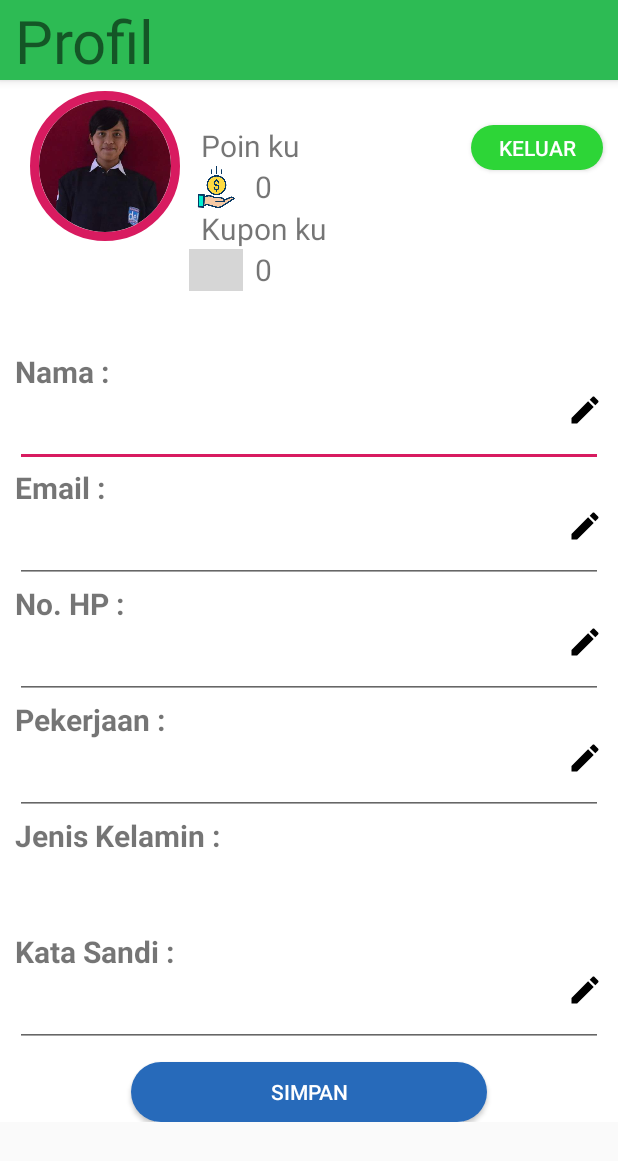
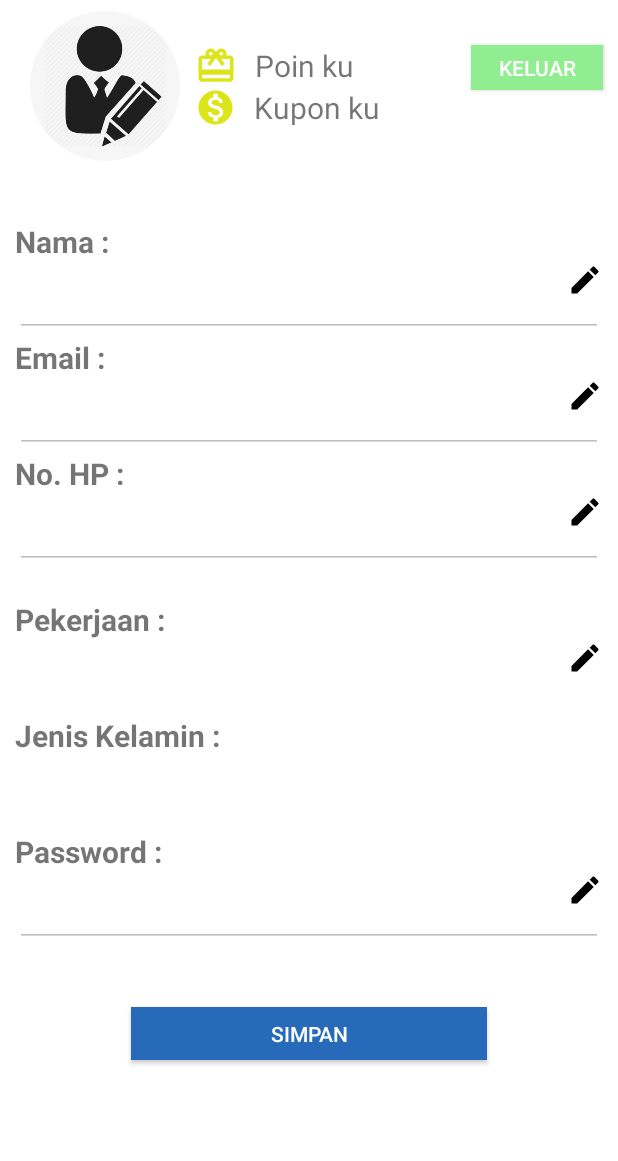
Before and after one commit to albertjuntak04/ProyekMppl, an Android app: the layout fragment_profile.xml on its own in the app's theme, with its tools: preview values and no code run, on a phone screen of 412 x 824 dp. Shown: the top 1161 px of the screen. Run offline under Robolectric (Android 15) with nearby library versions, the phone set to English and light mode, and no system bars; plain views replace CircularImageView; grey boxes are pictures that could not be loaded.

Commit message:
edit belum sempurna

```diff
--- a/app/src/main/AndroidManifest.xml
+++ b/app/src/main/AndroidManifest.xml
@@ -3,6 +3,8 @@
     package="com.example.projectmppl">
 
     <uses-permission android:name="android.permission.INTERNET" />
+    <uses-permission android:name="android.permission.CAMERA"/>
+    <uses-permission android:name="android.permission.WRITE_EXTERNAL_STORAGE"/>
 
     <application
         android:allowBackup="true"
--- a/app/src/main/java/com/example/projectmppl/activity/MainActivity.java
+++ b/app/src/main/java/com/example/projectmppl/activity/MainActivity.java
@@ -9,6 +9,7 @@ import android.view.MenuItem;
 
 import com.example.projectmppl.fragment.HomeFragment;
 import com.example.projectmppl.R;
+import com.example.projectmppl.fragment.ProfileFragment;
 import com.example.projectmppl.fragment.RiwayatFragment;
 import com.example.projectmppl.fragment.TentangFragment;
 import com.google.android.gms.tasks.OnCompleteListener;
--- a/app/src/main/res/layout/fragment_profile.xml
+++ b/app/src/main/res/layout/fragment_profile.xml
@@ -1,31 +1,15 @@
 <?xml version="1.0" encoding="utf-8"?>
-<ScrollView xmlns:android="http://schemas.android.com/apk/res/android"
+<RelativeLayout xmlns:android="http://schemas.android.com/apk/res/android"
     xmlns:app="http://schemas.android.com/apk/res-auto"
     xmlns:tools="http://schemas.android.com/tools"
     android:id="@+id/container"
     android:layout_width="match_parent"
-    android:layout_height="wrap_content"
+    android:layout_height="match_parent"
     android:background="#fff">
     <RelativeLayout
         android:layout_width="match_parent"
-        android:layout_height="wrap_content">
-        <com.google.android.material.appbar.AppBarLayout
-            android:layout_width="match_parent"
-            android:layout_height="53dp"
-            android:background="#2DBB54"
-            android:id="@+id/appbar">
-            <TextView
-                android:layout_width="match_parent"
-                android:layout_height="match_parent"
-                android:text="@string/profil"
-                android:textSize="40sp"
-                android:layout_marginLeft="10dp"></TextView>
-        </com.google.android.material.appbar.AppBarLayout>
-        <RelativeLayout
-            android:layout_width="match_parent"
         android:layout_height="wrap_content"
-            android:id="@+id/profile"
-            android:layout_below="@id/appbar">
+        android:id="@+id/profile">
 
         <com.mikhaellopez.circularimageview.CircularImageView
             android:layout_width="100dp"
@@ -33,13 +17,10 @@
             android:layout_alignParentTop="true"
             android:layout_marginStart="20dp"
             android:layout_marginTop="7dp"
-                android:src="@drawable/gambar"
-                app:civ_border_color="@color/colorAccent"
-                app:civ_border_width="6dp"
-                app:civ_shadow="true"
-                app:civ_shadow_color="#8BC34A"
-                app:civ_shadow_radius="10dp"
+            android:src="@drawable/icon_upload"
             android:id="@+id/img_profile"/>
+
+
 
         <LinearLayout
             android:layout_width="wrap_content"
@@ -52,72 +33,44 @@
             <LinearLayout
                 android:layout_width="wrap_content"
                 android:layout_height="wrap_content"
-                    android:orientation="vertical">
+                android:orientation="horizontal">
+                <ImageView
+                    android:id="@+id/imageView"
+                    android:layout_width="36dp"
+                    android:layout_height="28dp"
+                    app:srcCompat="@drawable/ic_redeem_black_24dp" />
                 <TextView
                     android:layout_width="wrap_content"
                     android:layout_height="wrap_content"
                     android:text="@string/poinku"
                     android:textSize="20dp"
                     android:layout_marginLeft="8dp"/>
-
-                    <LinearLayout
-                        android:layout_width="wrap_content"
-                        android:layout_height="wrap_content"
-                        android:orientation="horizontal">
-
-                        <ImageView
-                            android:layout_width="36dp"
-                            android:layout_height="28dp"
-                            app:srcCompat="@drawable/savemoney" />
-                        <TextView
-                            android:id="@+id/my_poin"
-                            android:layout_width="wrap_content"
-                            android:layout_height="wrap_content"
-                            android:text="0"
-                            android:textSize="20dp"
-                            android:layout_marginLeft="8dp"/>
-                    </LinearLayout>
-
             </LinearLayout>
 
 
             <LinearLayout
                 android:layout_width="wrap_content"
                 android:layout_height="wrap_content"
-                    android:orientation="vertical">
+                android:orientation="horizontal">
+                <ImageView
+                    android:id="@+id/imageView2"
+                    android:layout_width="35dp"
+                    android:layout_height="27dp"
+                    app:srcCompat="@drawable/ic_monetization_on_black_24dp" />
                 <TextView
                     android:layout_width="wrap_content"
                     android:layout_height="wrap_content"
                     android:text="@string/kuponku"
                     android:textSize="20dp"
                     android:layout_marginLeft="8dp"/>
-
-                    <LinearLayout
-                        android:layout_width="wrap_content"
-                        android:layout_height="wrap_content"
-                        android:orientation="horizontal">
-                        <ImageView
-                            android:layout_width="36dp"
-                            android:layout_height="28dp"
-                            app:srcCompat="@drawable/coupon" />
-                        <TextView
-                            android:id="@+id/my_coupon"
-                            android:layout_width="wrap_content"
-                            android:layout_height="wrap_content"
-                            android:text="0"
-                            android:textSize="20dp"
-                            android:layout_marginLeft="8dp"/>
             </LinearLayout>
-
-                </LinearLayout>
-
         </LinearLayout>
         <Button
             android:id="@+id/keluar"
             android:layout_width="wrap_content"
             android:layout_height="30dp"
             android:layout_gravity="bottom|right"
-                android:background="@drawable/btn_keluar"
+            android:background="@color/hijaubutton"
             android:text="Keluar"
             android:textColor="@color/colortext"
             android:layout_alignParentEnd="true"
@@ -151,7 +104,9 @@
                 android:ems="10"
                 tools:layout_editor_absoluteX="24dp"
                 tools:layout_editor_absoluteY="163dp"
-                    tools:ignore="MissingConstraints" />
+                tools:ignore="MissingConstraints"
+                android:enabled='false'
+                android:textColor="@color/text"/>
 
             <ImageButton
                 android:id="@+id/btn_edit_nama"
@@ -179,10 +134,13 @@
                 android:id="@+id/edit_email"
                 android:layout_width="match_parent"
                 android:layout_height="50dp"
+                android:inputType="textEmailAddress"
                 android:ems="10"
                 tools:layout_editor_absoluteX="24dp"
                 tools:layout_editor_absoluteY="163dp"
-                    tools:ignore="MissingConstraints" />
+                tools:ignore="MissingConstraints"
+                android:enabled='false'
+                android:textColor="@color/text"/>
             <ImageButton
                 android:id="@+id/btn_edit_email"
                 android:layout_width="wrap_content"
@@ -209,9 +167,12 @@
                 android:layout_width="match_parent"
                 android:layout_height="50dp"
                 android:ems="10"
+                android:inputType="phone"
                 tools:layout_editor_absoluteX="24dp"
                 tools:layout_editor_absoluteY="163dp"
-                    tools:ignore="MissingConstraints" />
+                tools:ignore="MissingConstraints"
+                android:enabled='false'
+                android:textColor="@color/text"/>
             <ImageButton
                 android:id="@+id/btn_edit_noHp"
                 android:layout_width="wrap_content"
@@ -228,19 +189,25 @@
             android:text="Pekerjaan :"
             android:ems="10"
             android:textSize="20sp"
-                android:textStyle="bold"/>
+            android:textStyle="bold"
+            android:layout_marginTop="20dp"/>
 
         <RelativeLayout
             android:layout_width="match_parent"
             android:layout_height="wrap_content">
-                <EditText
+
+            <Spinner
                 android:id="@+id/pekerjaan"
                 android:layout_width="match_parent"
                 android:layout_height="50dp"
-                    android:ems="10"
-                    tools:layout_editor_absoluteX="24dp"
-                    tools:layout_editor_absoluteY="163dp"
-                    tools:ignore="MissingConstraints"></EditText>
+                android:background="@null"
+                android:gravity="center_vertical"
+                android:imeOptions="actionNext"
+                android:maxLines="1"
+                android:paddingLeft="10dp"
+                android:singleLine="true"
+                android:spinnerMode="dropdown" />
+
             <ImageButton
                 android:id="@+id/btn_edit_pekerjaan"
                 android:layout_width="wrap_content"
@@ -251,7 +218,7 @@
         </RelativeLayout>
 
         <TextView
-                android:id="@+id/judljeniskelamin"
+            android:id="@+id/judlJenisKelamin"
             android:layout_width="wrap_content"
             android:layout_height="wrap_content"
             android:text="Jenis Kelamin :"
@@ -269,15 +236,15 @@
                 android:ems="10"
                 tools:layout_editor_absoluteX="24dp"
                 tools:layout_editor_absoluteY="163dp"
+                android:textSize="20sp"
                 tools:ignore="MissingConstraints"></TextView>
         </RelativeLayout>
-
 
         <TextView
             android:id="@+id/judlPw"
             android:layout_width="wrap_content"
             android:layout_height="wrap_content"
-                android:text="Kata Sandi :"
+            android:text="Password :"
             android:ems="10"
             android:textSize="20sp"
             android:textStyle="bold"/>
@@ -293,7 +260,9 @@
                 android:ems="10"
                 tools:layout_editor_absoluteX="24dp"
                 tools:layout_editor_absoluteY="163dp"
-                    tools:ignore="MissingConstraints" />
+                tools:ignore="MissingConstraints"
+                android:enabled='false'
+                android:textColor="@color/text"/>
             <ImageButton
                 android:id="@+id/btn_edit_sandi"
                 android:layout_width="wrap_content"
@@ -308,12 +277,12 @@
     <Button
         android:id="@+id/btn_simpan"
         android:layout_width="237dp"
-            android:layout_height="40dp"
+        android:layout_height="35dp"
         android:text="Simpan"
-            android:background="@drawable/btn_login"
+        android:background="@color/colorbotton"
         android:textColor="@color/colortext"
         android:layout_below="@+id/edit_profile"
         android:layout_centerHorizontal="true"
-         />
+        android:layout_marginTop="30dp"/>
+
 </RelativeLayout>
-</ScrollView>
```
Lines whose indentation alone changed are shown as unchanged.
